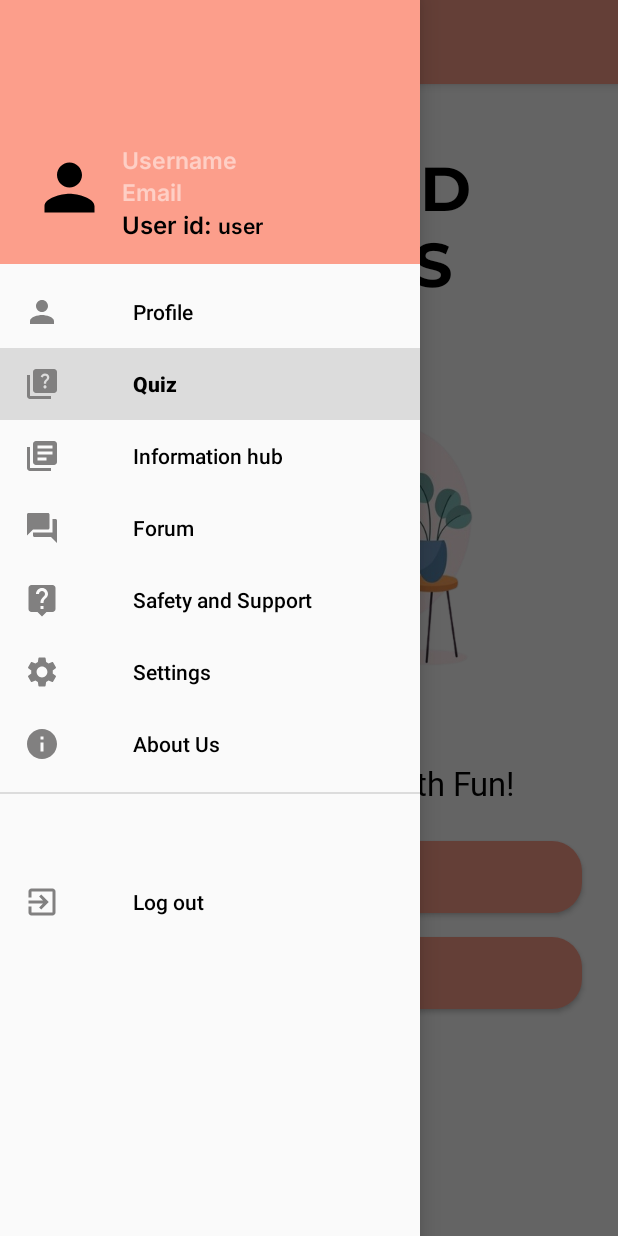
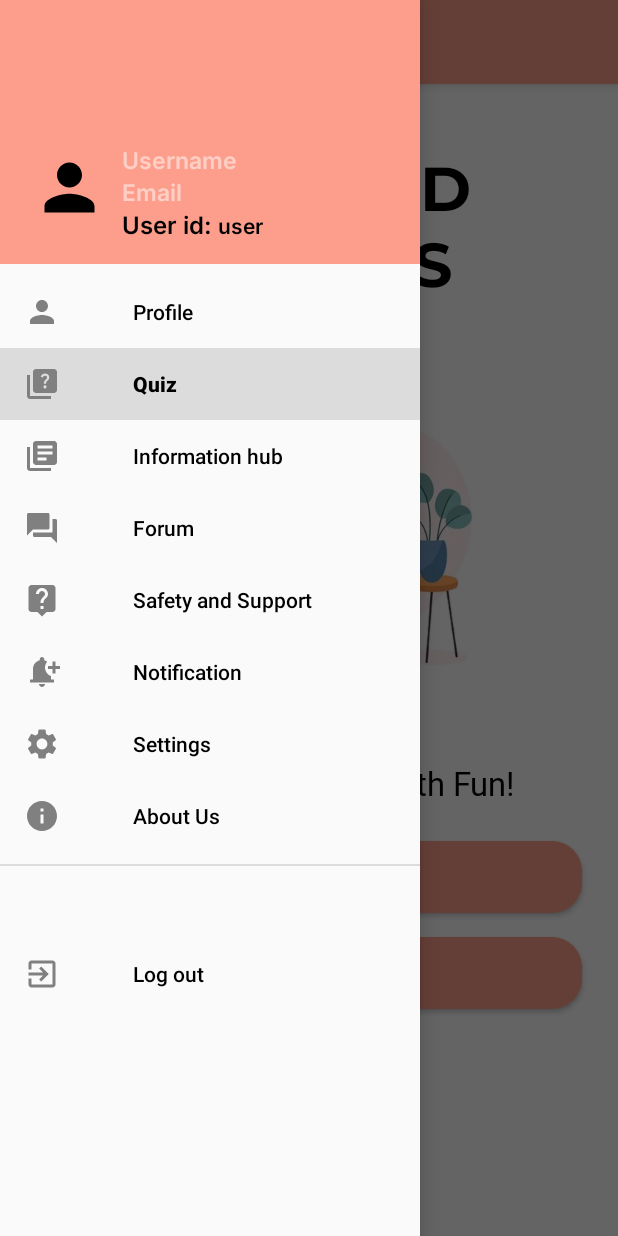
Before and after one commit to fyiernzy/UM_WIA2007_Assignment, an Android app: the SideNavigationDrawer screen opened directly, with no data from a screen before it, with the side drawer open, on a phone screen of 412 x 824 dp. Run offline under Robolectric (Android 15) with nearby library versions, the phone set to English and light mode, and no system bars; our stand-ins replace Firebase (no records; nobody signed in at launch, a user with empty details on screens opened directly); pictures from the network do not load; Roboto replaces fonts that are not available here.

Commit message:
Merge with Notification

```diff
--- a/BetterHer2/app/src/main/java/com/example/betterher/SideNavigationDrawer.java
+++ b/BetterHer2/app/src/main/java/com/example/betterher/SideNavigationDrawer.java
@@ -25,6 +25,7 @@ import com.example.betterher.Authentication.LoginActivity;
 import com.example.betterher.Notification.NotificationFragment;
 import com.example.betterher.Quiz.Views.QuizHomeFragment;
 import com.example.betterher.forum.ForumFragment;
+import com.example.betterher.informationhub.InformationHubFragment;
 import com.example.betterher.safetyhome.SafetyHomeFragment;
 import com.google.android.material.navigation.NavigationView;
 import com.google.firebase.auth.FirebaseAuth;
@@ -144,13 +145,14 @@ public class SideNavigationDrawer extends AppCompatActivity implements Navigatio
     public void initiateFragmentMap() {
         if (fragmentMap == null) {
             fragmentMap = new HashMap<>();
-            fragmentMap.put(R.id.nav_info_hub, NotificationFragment.class);
+            fragmentMap.put(R.id.nav_info_hub, InformationHubFragment.class);
             fragmentMap.put(R.id.nav_profile, UserProfileFragment.class);
             fragmentMap.put(R.id.nav_quiz, QuizHomeFragment.class);
             fragmentMap.put(R.id.nav_safety_support, SafetyHomeFragment.class);
             fragmentMap.put(R.id.nav_forum, ForumFragment.class);
             fragmentMap.put(R.id.nav_settings, SettingsFragment.class);
             fragmentMap.put(R.id.nav_about, AboutFragment.class);
+            fragmentMap.put(R.id.nav_notification, NotificationFragment.class);
         }
     }
 
--- /dev/null
+++ b/BetterHer2/app/src/main/res/drawable/baseline_notification_add_24.xml
@@ -0,0 +1,5 @@
+<vector android:height="24dp" android:tint="#000000"
+    android:viewportHeight="24" android:viewportWidth="24"
+    android:width="24dp" xmlns:android="http://schemas.android.com/apk/res/android">
+    <path android:fillColor="@android:color/white" android:pathData="M10,20h4c0,1.1 -0.9,2 -2,2S10,21.1 10,20zM14,9c0,2.61 1.67,4.83 4,5.66L18,17h2v2H4v-2h2v-7c0,-2.79 1.91,-5.14 4.5,-5.8V3.5C10.5,2.67 11.17,2 12,2s1.5,0.67 1.5,1.5v0.7c0.71,0.18 1.36,0.49 1.95,0.9C14.54,6.14 14,7.51 14,9zM24,8h-3V5h-2v3h-3v2h3v3h2v-3h3V8z"/>
+</vector>
--- a/BetterHer2/app/src/main/res/menu/nav_menu.xml
+++ b/BetterHer2/app/src/main/res/menu/nav_menu.xml
@@ -35,6 +35,11 @@
             android:title="     Safety and Support" />
 
         <item
+            android:id="@+id/nav_notification"
+            android:icon= "@drawable/baseline_notification_add_24"
+            android:title="     Notification"/>
+
+        <item
             android:id="@+id/nav_settings"
             android:icon= "@drawable/baseline_settings_24"
             android:title="     Settings"/>
```
